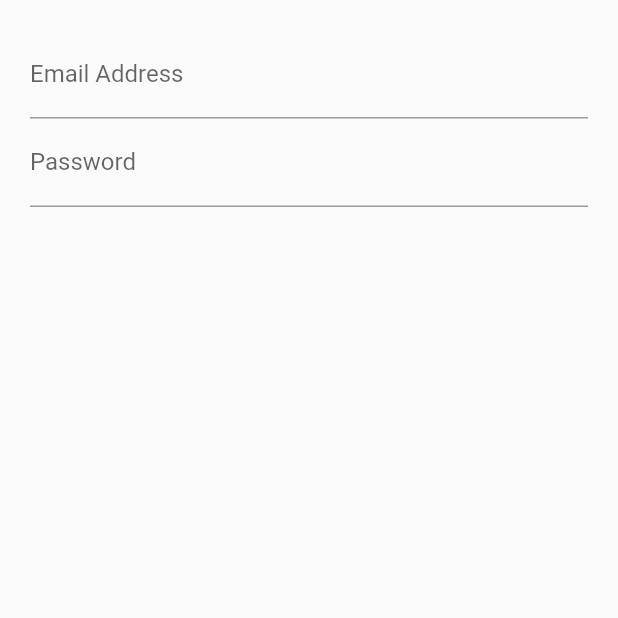
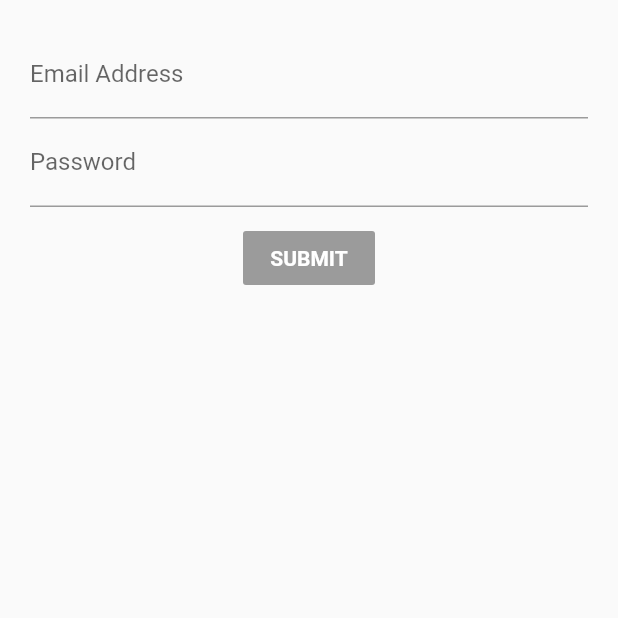
Before and after one commit to akashvshroff/Login_Form_BLOC, a Flutter app: the screen it shows after launch, on a phone screen of 412 x 824 dp, the top half of it. Run offline on Flutter 3.47's test engine with Material 2 defaults, Android fonts, the phone set to English and light mode, and no system bars.

Commit message:
UI Complete

```diff
--- a/lib/src/screens/login_screen.dart
+++ b/lib/src/screens/login_screen.dart
@@ -9,6 +9,10 @@ class LoginScreen extends StatelessWidget {
         children: <Widget>[
           emailField(),
           passwordField(),
+          SizedBox(
+            height: 10.0,
+          ),
+          submitButton(),
         ],
       ),
     );
@@ -31,4 +35,18 @@ class LoginScreen extends StatelessWidget {
       ),
     );
   }
+
+  Widget submitButton() {
+    return RaisedButton(
+      onPressed: null,
+      color: Colors.blue,
+      child: Text(
+        'SUBMIT',
+        style: TextStyle(
+          color: Colors.white,
+          fontWeight: FontWeight.bold,
+        ),
+      ),
+    );
+  }
 }
```
